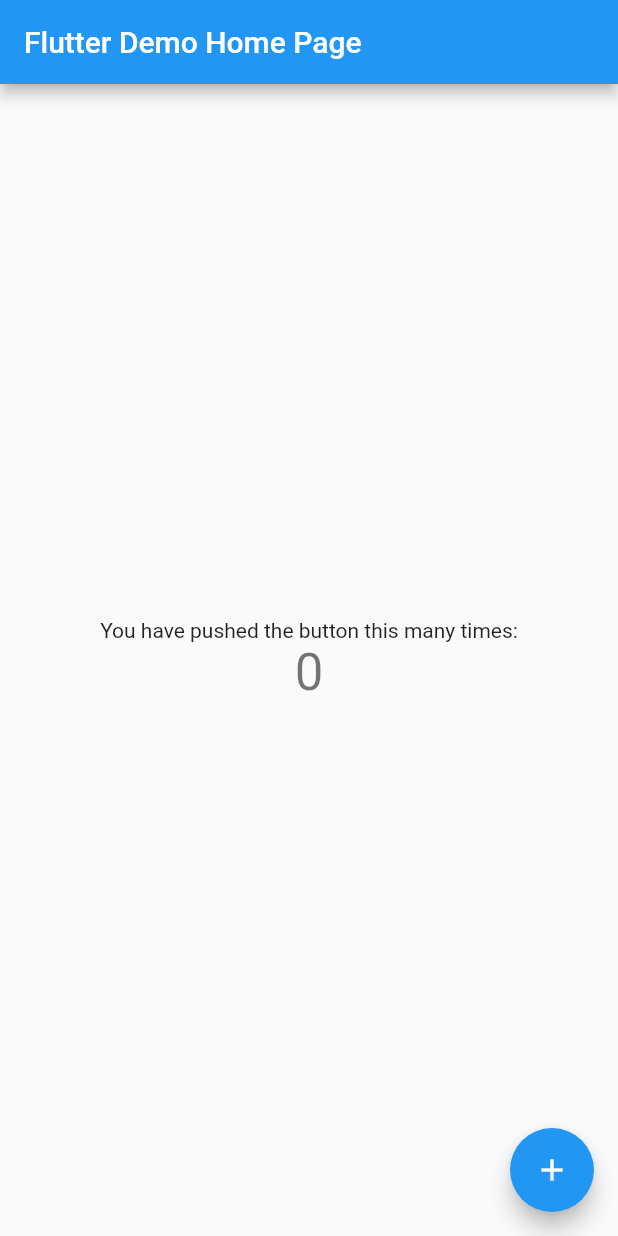
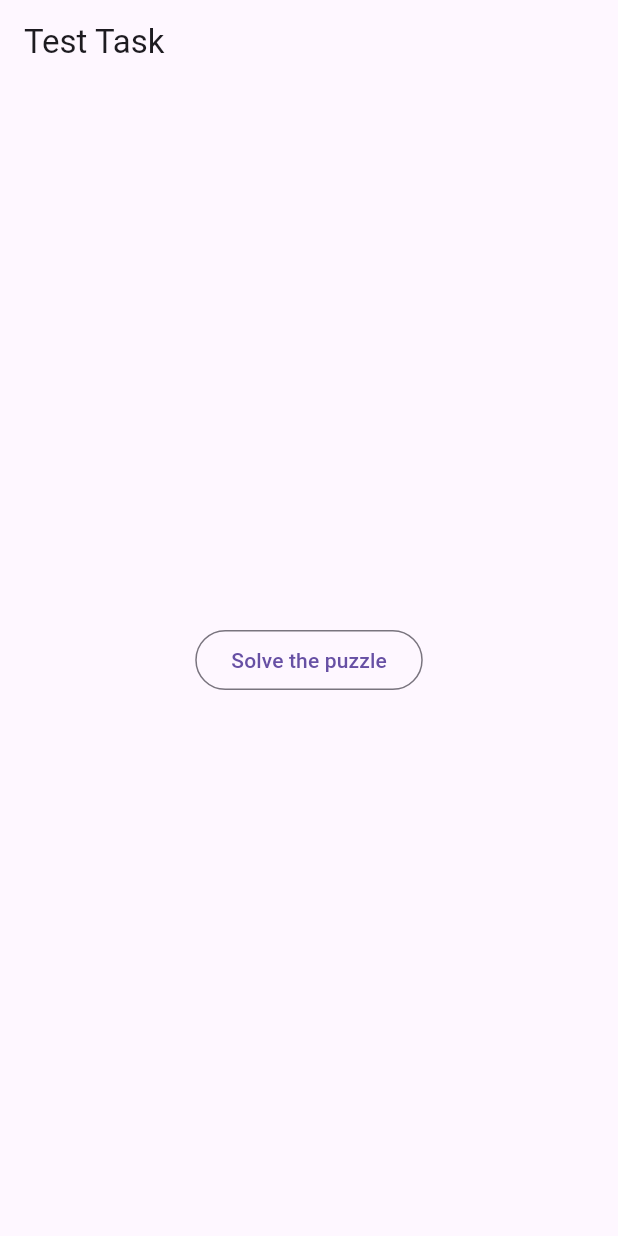
Before and after one commit to Artem-Neludimi/test_task_drug_and_drop, a Flutter app: the screen it shows after launch, on a phone screen of 412 x 824 dp. Run offline on Flutter 3.47's test engine with Material 2 defaults, Android fonts, the phone set to English and light mode, and no system bars.

Commit message:
initial commit (#1)

```diff
--- /dev/null
+++ b/lib/constants.dart
@@ -0,0 +1,4 @@
+const testTask = 'Test Task';
+const solvePuzzle = 'Solve the puzzle';
+const puzzle = 'Puzzle';
+const puzzleIsSolved = 'Puzzle is solved';
--- a/lib/main.dart
+++ b/lib/main.dart
@@ -1,4 +1,7 @@
 import 'package:flutter/material.dart';
+
+import '../constants.dart';
+import '../ui/home/home_screen.dart';
 
 void main() {
   runApp(const MyApp());
@@ -7,109 +10,17 @@ void main() {
 class MyApp extends StatelessWidget {
   const MyApp({super.key});
 
-  // This widget is the root of your application.
   @override
   Widget build(BuildContext context) {
     return MaterialApp(
-      title: 'Flutter Demo',
+      title: testTask,
+      debugShowCheckedModeBanner: false,
       theme: ThemeData(
-        // This is the theme of your application.
-        //
-        // Try running your application with "flutter run". You'll see the
-        // application has a blue toolbar. Then, without quitting the app, try
-        // changing the primarySwatch below to Colors.green and then invoke
-        // "hot reload" (press "r" in the console where you ran "flutter run",
-        // or simply save your changes to "hot reload" in a Flutter IDE).
-        // Notice that the counter didn't reset back to zero; the application
-        // is not restarted.
+        useMaterial3: true,
         primarySwatch: Colors.blue,
+        primaryColor: Colors.green,
       ),
-      home: const MyHomePage(title: 'Flutter Demo Home Page'),
+      home: const HomeScreen(),
     );
   }
 }
-
-class MyHomePage extends StatefulWidget {
-  const MyHomePage({super.key, required this.title});
-
-  // This widget is the home page of your application. It is stateful, meaning
-  // that it has a State object (defined below) that contains fields that affect
-  // how it looks.
-
-  // This class is the configuration for the state. It holds the values (in this
-  // case the title) provided by the parent (in this case the App widget) and
-  // used by the build method of the State. Fields in a Widget subclass are
-  // always marked "final".
-
-  final String title;
-
-  @override
-  State<MyHomePage> createState() => _MyHomePageState();
-}
-
-class _MyHomePageState extends State<MyHomePage> {
-  int _counter = 0;
-
-  void _incrementCounter() {
-    setState(() {
-      // This call to setState tells the Flutter framework that something has
-      // changed in this State, which causes it to rerun the build method below
-      // so that the display can reflect the updated values. If we changed
-      // _counter without calling setState(), then the build method would not be
-      // called again, and so nothing would appear to happen.
-      _counter++;
-    });
-  }
-
-  @override
-  Widget build(BuildContext context) {
-    // This method is rerun every time setState is called, for instance as done
-    // by the _incrementCounter method above.
-    //
-    // The Flutter framework has been optimized to make rerunning build methods
-    // fast, so that you can just rebuild anything that needs updating rather
-    // than having to individually change instances of widgets.
-    return Scaffold(
-      appBar: AppBar(
-        // Here we take the value from the MyHomePage object that was created by
-        // the App.build method, and use it to set our appbar title.
-        title: Text(widget.title),
-      ),
-      body: Center(
-        // Center is a layout widget. It takes a single child and positions it
-        // in the middle of the parent.
-        child: Column(
-          // Column is also a layout widget. It takes a list of children and
-          // arranges them vertically. By default, it sizes itself to fit its
-          // children horizontally, and tries to be as tall as its parent.
-          //
-          // Invoke "debug painting" (press "p" in the console, choose the
-          // "Toggle Debug Paint" action from the Flutter Inspector in Android
-          // Studio, or the "Toggle Debug Paint" command in Visual Studio Code)
-          // to see the wireframe for each widget.
-          //
-          // Column has various properties to control how it sizes itself and
-          // how it positions its children. Here we use mainAxisAlignment to
-          // center the children vertically; the main axis here is the vertical
-          // axis because Columns are vertical (the cross axis would be
-          // horizontal).
-          mainAxisAlignment: MainAxisAlignment.center,
-          children: <Widget>[
-            const Text(
-              'You have pushed the button this many times:',
-            ),
-            Text(
-              '$_counter',
-              style: Theme.of(context).textTheme.headlineMedium,
-            ),
-          ],
-        ),
-      ),
-      floatingActionButton: FloatingActionButton(
-        onPressed: _incrementCounter,
-        tooltip: 'Increment',
-        child: const Icon(Icons.add),
-      ), // This trailing comma makes auto-formatting nicer for build methods.
-    );
-  }
-}
--- /dev/null
+++ b/lib/ui/home/home_screen.dart
@@ -0,0 +1,32 @@
+import 'package:flutter/material.dart';
+
+import '../puzzle/puzzle_screen.dart';
+import '../../constants.dart';
+
+class HomeScreen extends StatefulWidget {
+  const HomeScreen({super.key});
+
+  @override
+  State<HomeScreen> createState() => _HomeScreenState();
+}
+
+class _HomeScreenState extends State<HomeScreen> {
+  @override
+  Widget build(BuildContext context) {
+    return Scaffold(
+      appBar: AppBar(
+        title: const Text(testTask),
+      ),
+      body: Center(
+        child: OutlinedButton(
+          child: const Text(solvePuzzle),
+          onPressed: () => Navigator.of(context).push(
+            MaterialPageRoute(
+              builder: (context) => const PuzzleScreen(),
+            ),
+          ),
+        ),
+      ),
+    );
+  }
+}
```
Also changed, not shown: lib/ui/puzzle/draggable_item.dart (added, +28 -0 lines), lib/ui/puzzle/puzzle_screen.dart (added, +111 -0 lines).
